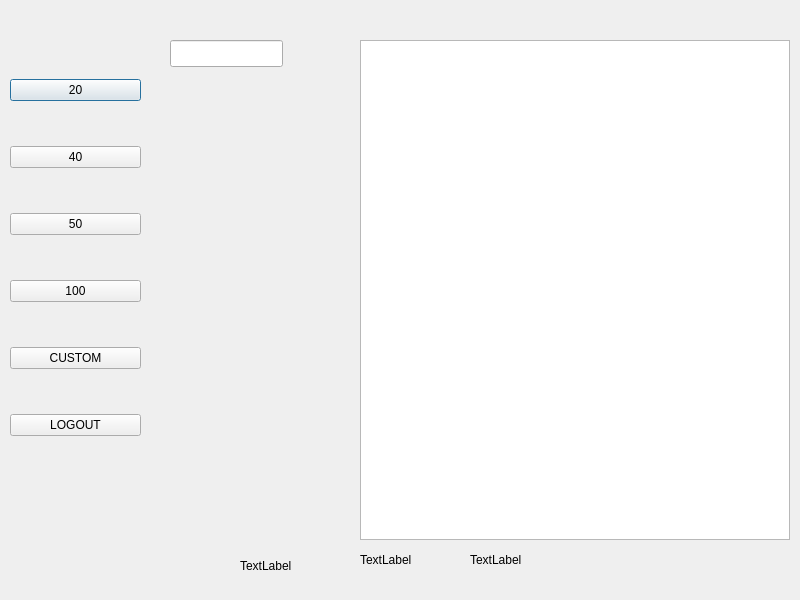
banksimul2022/group4, file bankautomat/Login kinda melkein/korttimain.ui: the form before one commit.
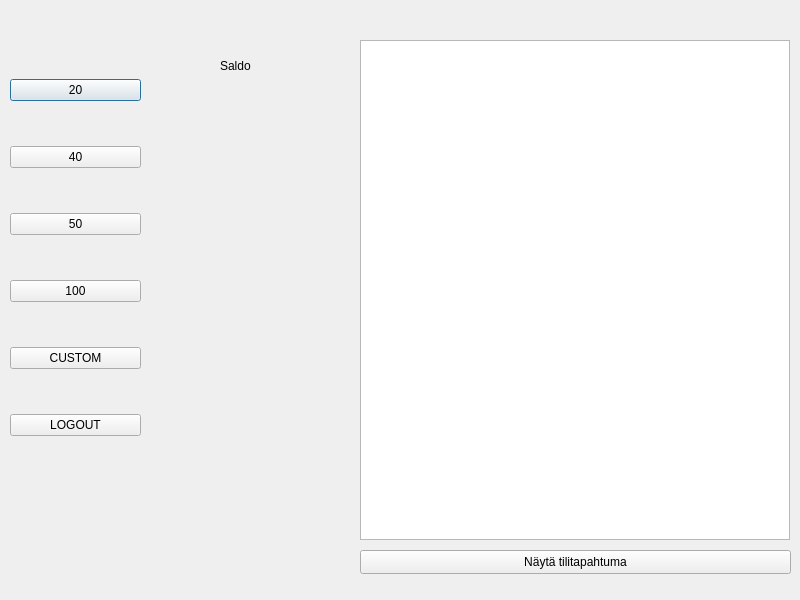
The form after the commit.

```diff
--- a/bankautomat/Login kinda melkein/korttimain.ui
+++ b/bankautomat/Login kinda melkein/korttimain.ui
@@ -13,45 +13,6 @@
   <property name="windowTitle">
    <string>Dialog</string>
   </property>
-  <widget class="QLabel" name="labelPin">
-   <property name="geometry">
-    <rect>
-     <x>470</x>
-     <y>540</y>
-     <width>311</width>
-     <height>40</height>
-    </rect>
-   </property>
-   <property name="font">
-    <font>
-     <pointsize>9</pointsize>
-    </font>
-   </property>
-   <property name="text">
-    <string>TextLabel</string>
-   </property>
-   <property name="scaledContents">
-    <bool>false</bool>
-   </property>
-  </widget>
-  <widget class="QLabel" name="labelKortinnumero">
-   <property name="geometry">
-    <rect>
-     <x>360</x>
-     <y>540</y>
-     <width>100</width>
-     <height>40</height>
-    </rect>
-   </property>
-   <property name="font">
-    <font>
-     <pointsize>9</pointsize>
-    </font>
-   </property>
-   <property name="text">
-    <string>TextLabel</string>
-   </property>
-  </widget>
   <widget class="QTableView" name="tableView">
    <property name="geometry">
     <rect>
@@ -74,16 +35,6 @@
     <number>39</number>
    </attribute>
   </widget>
-  <widget class="QLineEdit" name="lineEdit_saldo">
-   <property name="geometry">
-    <rect>
-     <x>170</x>
-     <y>40</y>
-     <width>113</width>
-     <height>27</height>
-    </rect>
-   </property>
-  </widget>
   <widget class="QWidget" name="verticalLayoutWidget">
    <property name="geometry">
     <rect>
@@ -141,14 +92,27 @@
   <widget class="QLabel" name="labelTilinumero">
    <property name="geometry">
     <rect>
-     <x>240</x>
-     <y>550</y>
-     <width>111</width>
+     <x>220</x>
+     <y>50</y>
+     <width>71</width>
      <height>31</height>
     </rect>
    </property>
    <property name="text">
-    <string>TextLabel</string>
+    <string>Saldo</string>
+   </property>
+  </widget>
+  <widget class="QPushButton" name="tiltap_btn">
+   <property name="geometry">
+    <rect>
+     <x>360</x>
+     <y>550</y>
+     <width>431</width>
+     <height>24</height>
+    </rect>
+   </property>
+   <property name="text">
+    <string>Näytä tilitapahtuma</string>
    </property>
   </widget>
  </widget>
```
Left out of the diff: 2 changed lines with no effect on the pictures.
